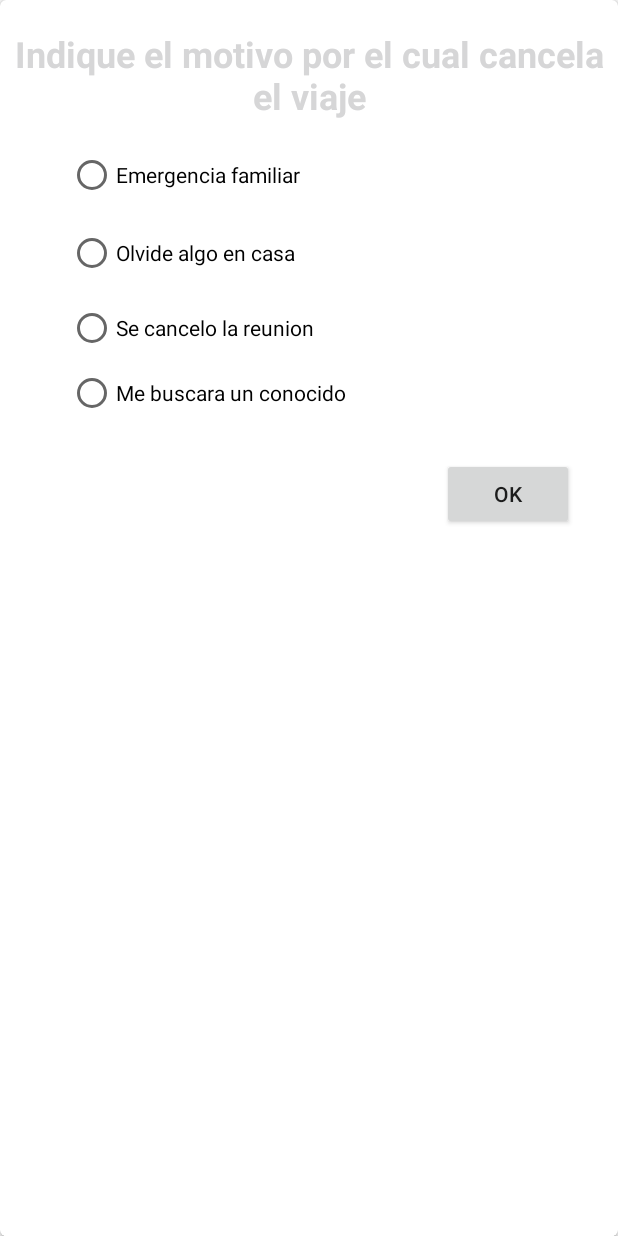
After one commit to iamrahulyadav/interCar, an Android app: the layout custom_modal.xml on its own in the app's theme, with its tools: preview values and no code run, on a phone screen of 412 x 824 dp. The commit adds this screen. Run offline under Robolectric (Android 15) with nearby library versions, the phone set to English and light mode, and no system bars.

Commit message:
aqui estan todos los cambios realizados, ventana modal e historial.

```diff
--- a/app/build.gradle
+++ b/app/build.gradle
@@ -28,8 +28,8 @@ android {
     }
     dexOptions
             {
-                incremental false
-                javaMaxHeapSize "2048M"
+                //incremental false
+                //javaMaxHeapSize "2048M"
                 preDexLibraries = false
             }
     productFlavors {
--- a/app/src/main/java/com/apreciasoft/admin/asremis/Services/ServicesTravel.java
+++ b/app/src/main/java/com/apreciasoft/admin/asremis/Services/ServicesTravel.java
@@ -67,6 +67,6 @@ public interface ServicesTravel {
     Call<List<InfoTravelEntity>> cacelReservation(@Path("id") int id,@Path("idDriver") int idDriver);
 
     @Headers("Content-Type: application/json")
-    @GET("travel/cancelByClient/{id}")
-    Call<Boolean> cancelByClient(@Path("id") int id);
+    @GET("travel/cancelByClient/{id}/{idReasonCancelKf }")
+    Call<Boolean> cancelByClient(@Path("id") int id, @Path("idReasonCancelKf") int idReasonCancelKf );
 }
--- /dev/null
+++ b/app/src/main/res/layout/custom_modal.xml
@@ -0,0 +1,117 @@
+<?xml version="1.0" encoding="utf-8"?>
+<LinearLayout xmlns:android="http://schemas.android.com/apk/res/android"
+    android:layout_width="match_parent"
+    xmlns:app="http://schemas.android.com/apk/res-auto"
+    android:layout_height="match_parent"
+    xmlns:tools="http://schemas.android.com/tools"
+    android:layout_gravity="center"
+    android:background="@android:color/transparent"
+    android:orientation="vertical">
+
+    <android.support.v7.widget.CardView
+        android:id="@+id/car_notifications_from_client_cancelar"
+        xmlns:card_view="http://schemas.android.com/apk/res-auto"
+        android:layout_width="match_parent"
+        android:layout_height="match_parent"
+
+
+
+        card_view:cardBackgroundColor="@color/cardview_light_background"
+
+        card_view:cardCornerRadius="4dp"
+        card_view:elevation="14dp"
+        android:layout_alignParentLeft="true"
+        android:layout_alignParentStart="true"
+        android:layout_alignParentTop="true">
+
+        <RelativeLayout
+            android:layout_width="match_parent"
+            android:layout_height="250dp"
+            android:layout_marginTop="25dp"
+            >
+
+            <RadioButton
+                android:id="@+id/radioButton4"
+                android:layout_width="match_parent"
+                android:layout_height="wrap_content"
+                android:layout_alignLeft="@+id/radioButton"
+                android:layout_alignStart="@+id/radioButton"
+                android:layout_below="@+id/radioButton"
+                android:layout_marginTop="115dp"
+                android:text="Me buscara un conocido" />
+
+            <RadioButton
+                android:id="@+id/radioButton3"
+                android:layout_width="match_parent"
+                android:layout_height="wrap_content"
+                android:layout_alignLeft="@+id/radioButton"
+                android:layout_alignStart="@+id/radioButton"
+                android:layout_below="@+id/radioButton"
+                android:layout_marginTop="70dp"
+                android:text="Se cancelo la reunion" />
+
+            <RadioButton
+                android:id="@+id/radioButton"
+                android:layout_width="match_parent"
+                android:layout_height="wrap_content"
+                android:layout_alignParentLeft="true"
+                android:layout_alignParentStart="true"
+                android:layout_alignParentTop="true"
+                android:layout_marginLeft="55dp"
+                android:layout_marginStart="45dp"
+                android:layout_marginTop="75dp"
+                android:text="Emergencia familiar" />
+
+            <RadioButton
+                android:id="@+id/radioButton2"
+                android:layout_width="match_parent"
+                android:layout_height="wrap_content"
+                android:layout_alignLeft="@+id/radioButton"
+                android:layout_alignStart="@+id/radioButton"
+                android:layout_below="@+id/radioButton"
+                android:layout_marginTop="20dp"
+                android:text="Olvide algo en casa" />
+
+
+        </RelativeLayout>
+
+
+        <RelativeLayout
+            android:layout_width="match_parent"
+            android:layout_height="100dp"
+            android:layout_marginTop="300dp"
+            >
+
+            <Button
+                android:id="@+id/btn_motivo"
+                android:layout_width="wrap_content"
+                android:layout_height="wrap_content"
+                android:layout_alignParentEnd="true"
+                android:layout_alignParentRight="true"
+                android:layout_alignParentTop="true"
+                android:layout_marginEnd="29dp"
+                android:layout_marginRight="29dp"
+                android:layout_marginTop="5dp"
+                android:text="Ok" />
+
+        </RelativeLayout>
+
+        <TextView
+            android:id="@+id/textView2"
+            android:layout_width="wrap_content"
+            android:layout_height="wrap_content"
+            android:layout_alignParentLeft="true"
+            android:layout_alignParentStart="true"
+            android:layout_alignParentTop="true"
+            android:layout_marginTop="19dp"
+            android:text="Indique el motivo por el cual cancela el viaje"
+            android:textAlignment="center"
+            android:textColor="@color/cast_expanded_controller_background_color"
+            android:textSize="24sp"
+            android:textStyle="bold" />
+    </android.support.v7.widget.CardView>
+
+
+
+
+</LinearLayout>
--- a/build.gradle
+++ b/build.gradle
@@ -4,7 +4,7 @@ buildscript {
         jcenter()
     }
     dependencies {
-        classpath 'com.android.tools.build:gradle:2.3.1'
+        classpath 'com.android.tools.build:gradle:2.3.3'
         classpath 'com.google.gms:google-services:3.0.0'
 
         // NOTE: Do not place your application dependencies here; they belong
```
Also changed, not shown: app/src/main/java/com/apreciasoft/admin/asremis/Activity/HomeClientActivity.java (+84 -20 lines), app/src/main/java/com/apreciasoft/admin/asremis/Fracments/HistoryTravelDriver.java (+73 -1 lines).
